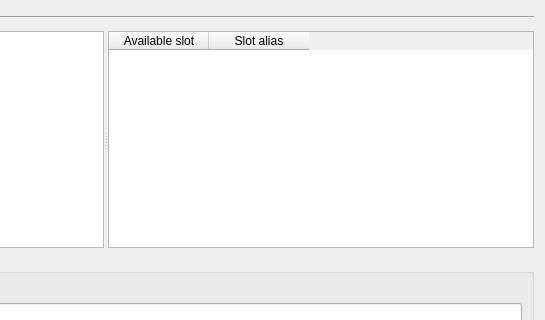
The window that src/plugins/workflow_designer/src/PortAliasesConfigurationDialog.ui (violethaze74/ugene) describes before a commit, drawn with Qt 5; both pictures show x 333 to 878 and y 0 to 320 of the 878 by 404 pixel window.
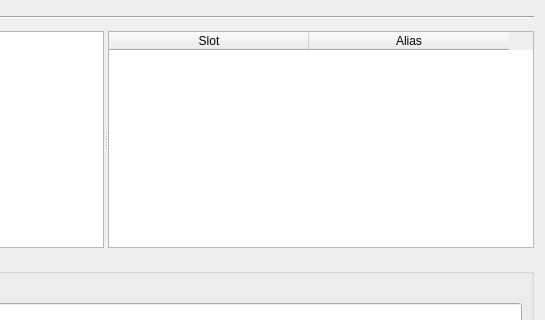
The same window after the commit.

Commit message: UGENE-4776. Aliases dialog.

Patch:
```diff
--- a/src/plugins/workflow_designer/src/PortAliasesConfigurationDialog.ui
+++ b/src/plugins/workflow_designer/src/PortAliasesConfigurationDialog.ui
@@ -13,6 +13,12 @@
     <height>404</height>
    </rect>
   </property>
+  <property name="minimumSize">
+   <size>
+    <width>878</width>
+    <height>404</height>
+   </size>
+  </property>
   <property name="windowTitle">
    <string>Configure Port and Slot Aliases</string>
   </property>
@@ -21,7 +27,7 @@
   </property>
   <layout class="QVBoxLayout" name="verticalLayout" stretch="0,1,0,0">
    <property name="sizeConstraint">
-    <enum>QLayout::SetMinAndMaxSize</enum>
+    <enum>QLayout::SetDefaultConstraint</enum>
    </property>
    <item>
     <layout class="QHBoxLayout" name="horizontalLayout">
@@ -67,14 +73,20 @@
       </property>
      </widget>
      <widget class="QTableWidget" name="portAliasesTableWidget">
+      <attribute name="horizontalHeaderDefaultSectionSize">
+       <number>200</number>
+      </attribute>
+      <attribute name="horizontalHeaderMinimumSectionSize">
+       <number>200</number>
+      </attribute>
       <column>
        <property name="text">
-        <string>Available slot</string>
+        <string>Slot</string>
        </property>
       </column>
       <column>
        <property name="text">
-        <string>Slot alias</string>
+        <string>Alias</string>
        </property>
       </column>
      </widget>
```
The commit also changes 9 other files.
